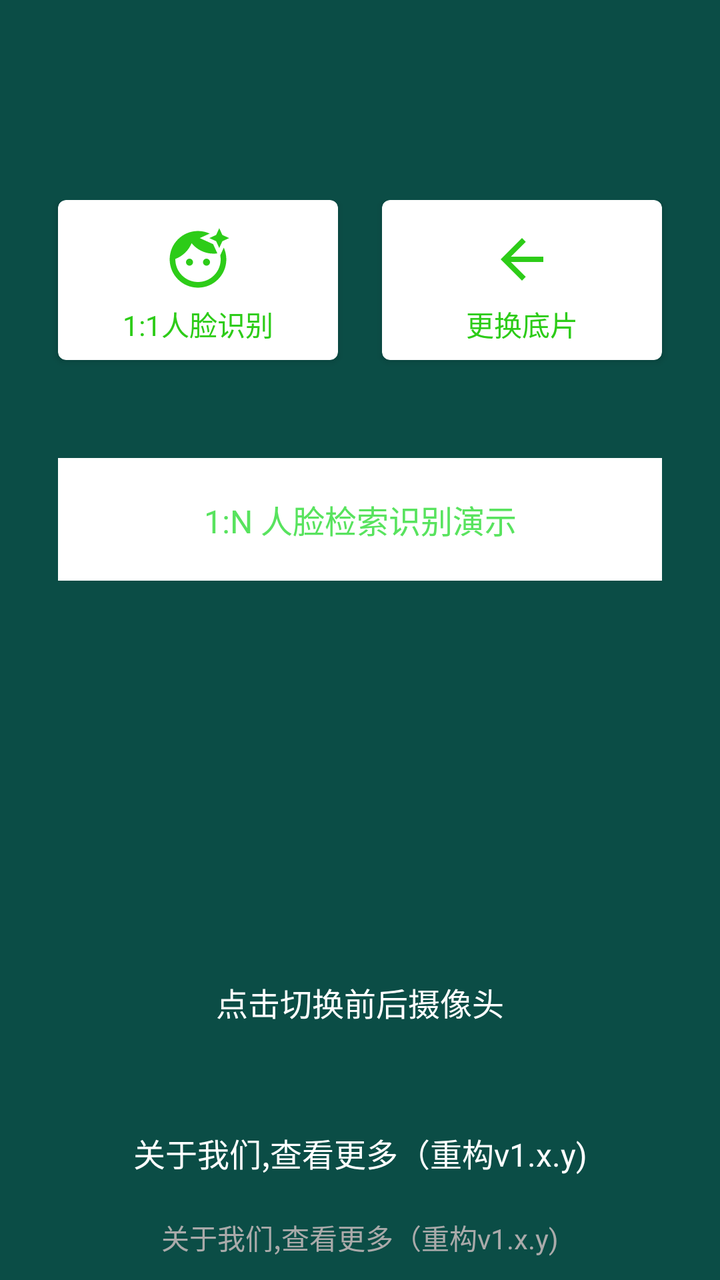
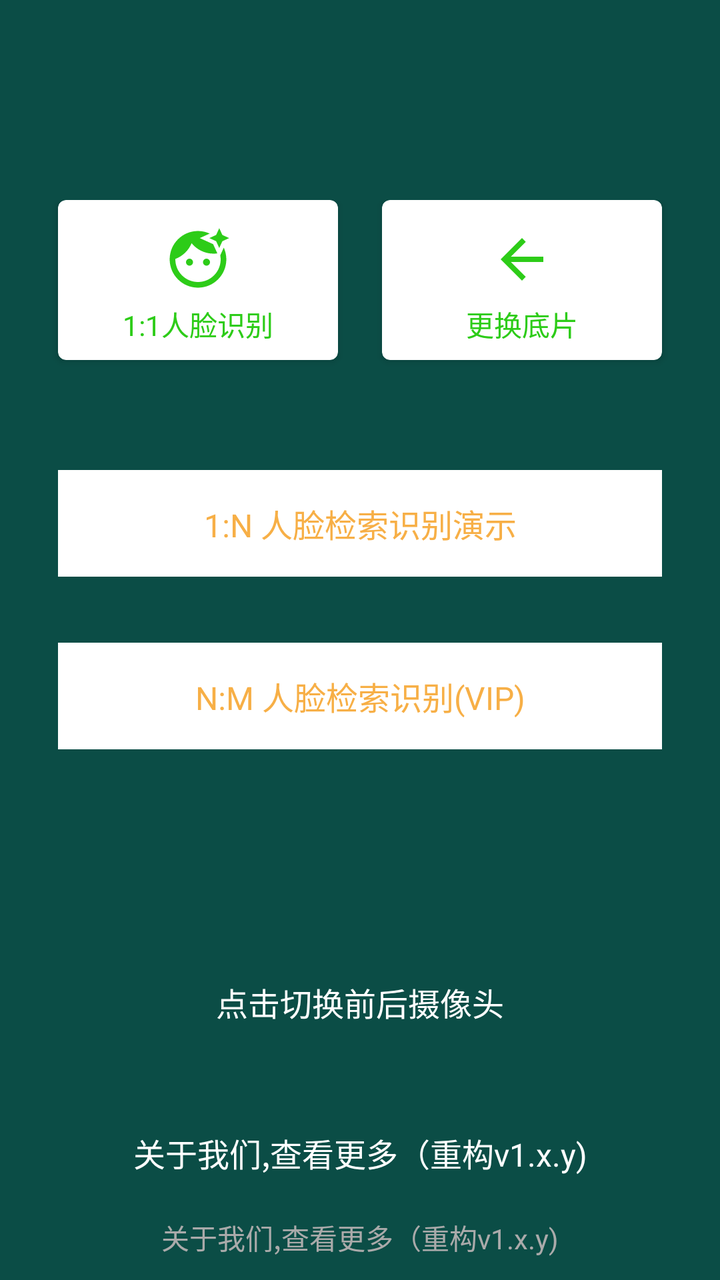

An Android layout rendered at two revisions. The XML below is the earlier revision; the diff shows what the commit changed to produce the second picture.
<!-- AndroidManifest.xml: application theme Theme.AppCompat.NoActionBar -->
<!-- res/layout/activity_navi.xml -->
<?xml version="1.0" encoding="utf-8"?>
<androidx.constraintlayout.widget.ConstraintLayout xmlns:android="http://schemas.android.com/apk/res/android"
    xmlns:app="http://schemas.android.com/apk/res-auto"
    xmlns:tools="http://schemas.android.com/tools"
    android:layout_width="match_parent"
    android:layout_height="match_parent"
    android:background="@color/colorPrimary"
    android:paddingTop="100dp"
    tools:context=".NaviActivity">

    
    <androidx.cardview.widget.CardView
        android:id="@+id/face_verify_card"
        android:layout_width="0dp"
        android:layout_height="80dp"
        app:cardCornerRadius="4dp"
        android:layout_marginLeft="29dp"
        android:layout_marginRight="11dp"
        app:cardBackgroundColor="@color/white"
        app:layout_constraintEnd_toStartOf="@+id/update_base_image"
        app:layout_constraintStart_toStartOf="parent"
        app:layout_constraintTop_toTopOf="parent">

        <LinearLayout
            android:layout_width="match_parent"
            android:layout_height="wrap_content"
            android:layout_gravity="center"
            android:orientation="vertical">

            <ImageView
                android:layout_width="44dp"
                android:layout_height="44dp"
                android:padding="5dp"
                android:layout_gravity="center_horizontal"
                android:src="@drawable/baseline_face_retouching_natural_24" />

            <TextView
                android:id="@+id/face_verify"
                android:layout_width="match_parent"
                android:layout_height="wrap_content"
                android:layout_gravity="center_horizontal"
                android:gravity="center"
                android:text="1:1人脸识别"
                android:textColor="#2DCC18"
                android:textSize="14sp" />

        </LinearLayout>

    </androidx.cardview.widget.CardView>


    
    <androidx.cardview.widget.CardView
        android:id="@+id/update_base_image"
        android:layout_width="0dp"
        android:layout_height="80dp"
        app:cardCornerRadius="4dp"
        android:layout_marginRight="29dp"
        android:layout_marginLeft="11dp"

        app:cardBackgroundColor="@color/white"
        app:layout_constraintEnd_toEndOf="parent"
        app:layout_constraintStart_toEndOf="@+id/face_verify_card"
        app:layout_constraintTop_toTopOf="parent">

        <LinearLayout
            android:layout_width="match_parent"
            android:layout_height="wrap_content"
            android:layout_gravity="center"
            android:orientation="vertical">

            <ImageView
                android:layout_width="44dp"
                android:layout_height="44dp"
                android:padding="6dp"
                android:layout_gravity="center_horizontal"
                android:src="@drawable/ic_baseline_arrow_back_24" />

            <TextView
                android:id="@+id/change_base_img"
                android:layout_width="match_parent"
                android:layout_height="wrap_content"
                android:layout_gravity="center_horizontal"
                android:gravity="center"
                android:text="更换底片"
                android:textColor="#2DCC18"
                android:textSize="14sp"
                app:layout_constraintTop_toBottomOf="@+id/update_base_image" />

        </LinearLayout>

    </androidx.cardview.widget.CardView>


    <TextView
        android:id="@+id/verify1n"
        android:layout_width="match_parent"
        android:layout_height="wrap_content"
        android:layout_marginTop="49dp"
        android:background="@color/white"
        android:gravity="center"
        android:layout_marginLeft="29dp"
        android:layout_marginRight="29dp"
        android:paddingTop="19dp"
        android:paddingBottom="19dp"
        android:text="1:N 人脸检索识别演示"
        android:textColor="@color/green"
        android:textSize="16sp"
        app:layout_constraintEnd_toEndOf="parent"
        app:layout_constraintStart_toStartOf="parent"
        app:layout_constraintTop_toBottomOf="@+id/update_base_image" />


    <TextView
        android:id="@+id/change_camera"
        android:layout_width="match_parent"
        android:layout_height="wrap_content"
        android:layout_gravity="bottom"
        android:gravity="center"
        android:textColor="@android:color/white"
        android:textSize="16sp"
        android:layout_marginTop="25dp"
        android:layout_marginBottom="33dp"
        app:layout_constraintBottom_toTopOf="@+id/more_about_me"
        android:text="点击切换前后摄像头" />


    <TextView
        android:id="@+id/more_about_me"
        android:layout_width="match_parent"
        android:layout_height="wrap_content"
        android:gravity="center"
        android:padding="19dp"
        android:text="关于我们,查看更多（重构v1.x.y)"
        android:textColor="@android:color/white"
        android:textSize="16sp"
        android:layout_marginBottom="33dp"
        app:layout_constraintBottom_toBottomOf="parent" />



    <TextView
        android:id="@+id/device_info"
        android:layout_width="match_parent"
        android:layout_height="wrap_content"
        android:gravity="center"
        android:padding="11dp"
        android:text="关于我们,查看更多（重构v1.x.y)"
        android:textColor="@android:color/darker_gray"
        android:textSize="14sp"
        app:layout_constraintBottom_toBottomOf="parent" />


</androidx.constraintlayout.widget.ConstraintLayout>
<!-- resources referenced by this layout -->
<resources>
  <color name="colorPrimary">#0B4D46</color>
  <color name="green">#58E35E</color>
  <color name="white">#FFFFFFFF</color>
  <!-- drawable baseline_face_retouching_natural_24 (drawable) -->
  <vector android:height="24dp" android:tint="#2DCC18"
      android:viewportHeight="24" android:viewportWidth="24"
      android:width="24dp" xmlns:android="http://schemas.android.com/apk/res/android">
      <path android:fillColor="@android:color/white" android:pathData="M9,13m-1.25,0a1.25,1.25 0,1 1,2.5 0a1.25,1.25 0,1 1,-2.5 0"/>
      <path android:fillColor="@android:color/white" android:pathData="M20.77,8.58l-0.92,2.01c0.09,0.46 0.15,0.93 0.15,1.41 0,4.41 -3.59,8 -8,8s-8,-3.59 -8,-8c0,-0.05 0.01,-0.1 0,-0.14 2.6,-0.98 4.69,-2.99 5.74,-5.55C11.58,8.56 14.37,10 17.5,10c0.45,0 0.89,-0.04 1.33,-0.1l-0.6,-1.32 -0.88,-1.93 -1.93,-0.88 -2.79,-1.27 2.79,-1.27 0.71,-0.32C14.87,2.33 13.47,2 12,2 6.48,2 2,6.48 2,12s4.48,10 10,10 10,-4.48 10,-10c0,-1.47 -0.33,-2.87 -0.9,-4.13l-0.33,0.71z"/>
      <path android:fillColor="@android:color/white" android:pathData="M15,13m-1.25,0a1.25,1.25 0,1 1,2.5 0a1.25,1.25 0,1 1,-2.5 0"/>
      <path android:fillColor="@android:color/white" android:pathData="M20.6,5.6L19.5,8l-1.1,-2.4L16,4.5l2.4,-1.1L19.5,1l1.1,2.4L23,4.5z"/>
  </vector>
  <!-- drawable ic_baseline_arrow_back_24 (drawable) -->
  <vector android:autoMirrored="true" android:height="24dp"
      android:tint="#2DCC18" android:viewportHeight="24"
      android:viewportWidth="24" android:width="24dp" xmlns:android="http://schemas.android.com/apk/res/android">
      <path android:fillColor="@android:color/white" android:pathData="M20,11H7.83l5.59,-5.59L12,4l-8,8 8,8 1.41,-1.41L7.83,13H20v-2z"/>
  </vector>
</resources>

<!-- the commit's change to res/layout/activity_navi.xml (unified diff, before → after) -->
@@ -93,23 +93,41 @@
 
 
     <TextView
-        android:id="@+id/verify1n"
+        android:id="@+id/verify_1_n"
         android:layout_width="match_parent"
         android:layout_height="wrap_content"
-        android:layout_marginTop="49dp"
+        android:layout_marginTop="55dp"
         android:background="@color/white"
         android:gravity="center"
         android:layout_marginLeft="29dp"
         android:layout_marginRight="29dp"
-        android:paddingTop="19dp"
-        android:paddingBottom="19dp"
+        android:paddingTop="15dp"
+        android:paddingBottom="15dp"
         android:text="1:N 人脸检索识别演示"
-        android:textColor="@color/green"
+        android:textColor="@color/yellow"
         android:textSize="16sp"
         app:layout_constraintEnd_toEndOf="parent"
         app:layout_constraintStart_toStartOf="parent"
         app:layout_constraintTop_toBottomOf="@+id/update_base_image" />
 
+
+    <TextView
+        android:id="@+id/verify_m_n"
+        android:layout_width="match_parent"
+        android:layout_height="wrap_content"
+        android:layout_marginTop="33dp"
+        android:background="@color/white"
+        android:gravity="center"
+        android:layout_marginLeft="29dp"
+        android:layout_marginRight="29dp"
+        android:paddingTop="15dp"
+        android:paddingBottom="15dp"
+        android:text="N:M 人脸检索识别(VIP)"
+        android:textColor="@color/yellow"
+        android:textSize="16sp"
+        app:layout_constraintEnd_toEndOf="parent"
+        app:layout_constraintStart_toStartOf="parent"
+        app:layout_constraintTop_toBottomOf="@+id/verify_1_n" />
 
     <TextView
         android:id="@+id/change_camera"
<!-- resource entries referenced after the edit -->
@@ -1,8 +1,8 @@
 <!-- resources referenced by this layout -->
 <resources>
   <color name="colorPrimary">#0B4D46</color>
-  <color name="green">#58E35E</color>
   <color name="white">#FFFFFFFF</color>
+  <color name="yellow">#F7AF46</color>
   <!-- drawable baseline_face_retouching_natural_24 (drawable) -->
   <vector android:height="24dp" android:tint="#2DCC18"
       android:viewportHeight="24" android:viewportWidth="24"
